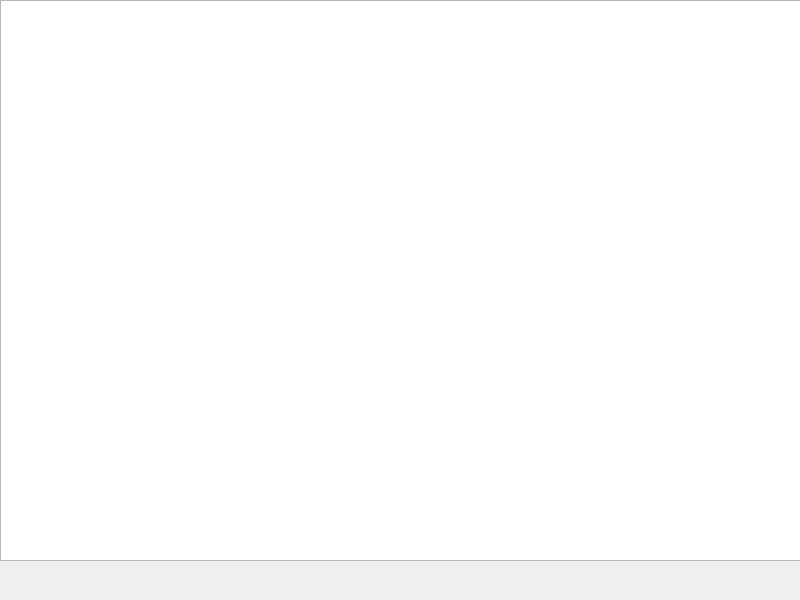
Qt form osd/wndwnd.ui (jpcstpj7281/gameseer) before a commit.
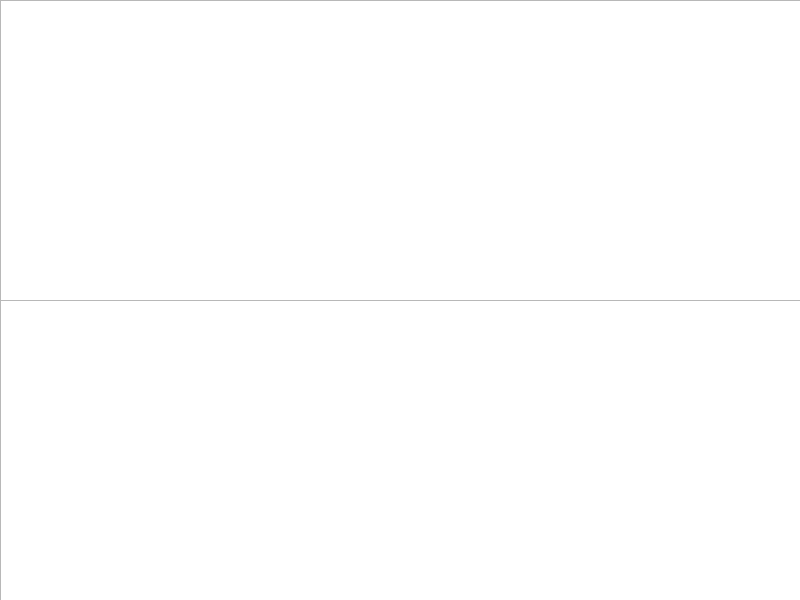
The same form after that commit.

Commit message: add more area logic and wnode wnd stuff

Patch:
```diff
--- a/osd/wndwnd.ui
+++ b/osd/wndwnd.ui
@@ -25,7 +25,23 @@
      <x>0</x>
      <y>0</y>
      <width>801</width>
-     <height>561</height>
+     <height>301</height>
+    </rect>
+   </property>
+   <property name="minimumSize">
+    <size>
+     <width>300</width>
+     <height>200</height>
+    </size>
+   </property>
+  </widget>
+  <widget class="QTableWidget" name="wnodeTable">
+   <property name="geometry">
+    <rect>
+     <x>0</x>
+     <y>300</y>
+     <width>801</width>
+     <height>301</height>
     </rect>
    </property>
    <property name="minimumSize">
```
The commit also changes 8 other files.
